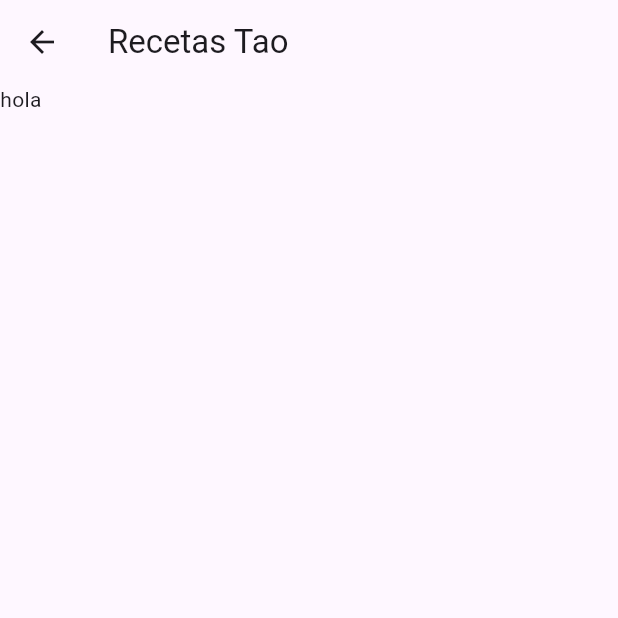
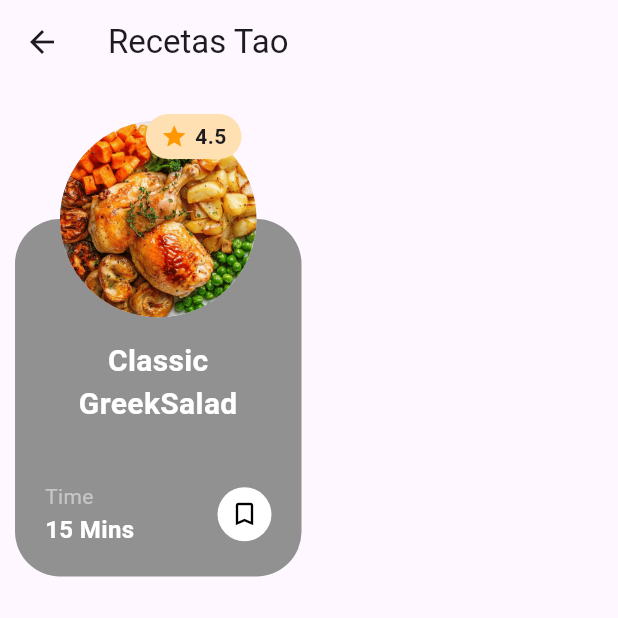
Before and after one commit to Taoista/recetastao, a Flutter app: the screen it shows after launch, after a tap on "Entradas / Aperitivos", on a phone screen of 412 x 824 dp, the top half of it. Run offline on Flutter 3.47's test engine with Material 3 defaults, Android fonts, the phone set to English and light mode, and no system bars; our stand-ins replace go_router.

Commit message:
change data

```diff
--- /dev/null
+++ b/lib/models/card_food.dart
@@ -0,0 +1,119 @@
+import 'package:flutter/material.dart';
+
+class CardFood extends StatelessWidget {
+  const CardFood({super.key});
+
+  @override
+  Widget build(BuildContext context) {
+    return Stack(
+      clipBehavior: Clip.none,
+      children: [
+        // Card
+        Container(
+          margin: const EdgeInsets.only(top: 80),
+          padding:
+              const EdgeInsets.only(top: 80, bottom: 20, left: 20, right: 20),
+          decoration: BoxDecoration(
+            color: const Color.fromARGB(255, 146, 145, 145),
+            borderRadius: BorderRadius.circular(30),
+          ),
+          width: 220,
+          child: Column(
+            mainAxisAlignment:
+                MainAxisAlignment.spaceBetween, // <-- agrega esto
+            crossAxisAlignment: CrossAxisAlignment.start,
+            children: [
+              const Text(
+                "Classic GreekSalad",
+                textAlign: TextAlign.center,
+                style: TextStyle(
+                  color: Colors.white,
+                  fontSize: 20,
+                  fontWeight: FontWeight.bold,
+                ),
+              ),
+              const SizedBox(height: 20),
+
+              // Espacio flexible entre el título y la fila inferior
+              const Spacer(),
+
+              // Fila inferior: Time y Bookmark
+              Row(
+                mainAxisAlignment: MainAxisAlignment.spaceBetween,
+                children: [
+                  const Column(
+                    crossAxisAlignment: CrossAxisAlignment.start,
+                    children: [
+                      Text(
+                        "Time",
+                        style: TextStyle(
+                          color: Color.fromARGB(255, 199, 198, 198),
+                          fontSize: 14,
+                        ),
+                      ),
+                      Text(
+                        "15 Mins",
+                        style: TextStyle(
+                          color: Colors.white,
+                          fontWeight: FontWeight.w600,
+                          fontSize: 16,
+                        ),
+                      ),
+                    ],
+                  ),
+                  Container(
+  padding: const EdgeInsets.all(8), // espacio interno
+  decoration: const BoxDecoration(
+    color: Colors.white,
+    shape: BoxShape.circle,
+  ),
+  child: const Icon(
+    Icons.bookmark_border,
+    color: Colors.black, // puedes cambiar el color si prefieres
+    size: 20,
+  ),
+)
+                ],
+              )
+            ],
+          ),
+        ),
+
+        // Imagen circular que sobresale arriba
+        Positioned(
+          top: 0,
+          left: 30,
+          right: 30,
+          child: CircleAvatar(
+            radius: 80,
+            backgroundImage: AssetImage(
+                'assets/images/foods/food_01.png'), // pon tu imagen aquí
+          ),
+        ),
+
+        // Rating estrella
+        Positioned(
+          top: 10,
+          right: 40,
+          child: Container(
+            padding: const EdgeInsets.symmetric(horizontal: 10, vertical: 5),
+            decoration: BoxDecoration(
+              color: Colors.orange.shade100,
+              borderRadius: BorderRadius.circular(20),
+            ),
+            child: Row(
+              children: const [
+                Icon(Icons.star, size: 18, color: Colors.orange),
+                SizedBox(width: 5),
+                Text(
+                  '4.5',
+                  style: TextStyle(fontWeight: FontWeight.bold),
+                ),
+              ],
+            ),
+          ),
+        ),
+      ],
+    );
+  }
+}
--- /dev/null
+++ b/lib/models/foods.dart
@@ -0,0 +1,57 @@
+class Foods {
+  final int id;
+  final int estado;
+  final int idType;
+  final String name;
+  final double top;
+  final String time;
+  final String img;
+
+  Foods(
+      {required this.id,
+      required this.estado,
+      required this.idType,
+      required this.name,
+      required this.top,
+      required this.time,
+      required this.img
+      });
+
+    factory Foods.fromMap(Map<String, dynamic> map) {
+    return Foods(
+      id: map['id'],
+      estado: map['estado'],
+      idType: map['id_type'],
+      name: map['name'],
+      top: map['top'],
+      time: map['time'],
+      img: map['img'],
+    );
+  }
+
+  Map<String, dynamic> toMap() {
+    return {
+      'id': id,
+      'estado': estado,
+      'id_type': estado,
+      'name': name,
+      'top': top,
+      'time': time,
+      'img': img,
+    };
+  }
+
+}
+
+List<Foods> getFoods() {
+  return foodsFinalista.map((item) => Foods.fromMap(item)).toList();
+}
+
+const List<Map<String, dynamic>> foodsFinalista = [
+  {'id': 1, 'estado': 1 ,'id_type': 1, 'name': 'plato tipo 1', "top": 1.2, "time": "12", "img": "food_01.png"},
+  {'id': 2, 'estado': 1 ,'id_type': 2, 'name': 'plato tipo 2', "top": 1.2, "time": "12", "img": "food_01.png"},
+  {'id': 3, 'estado': 1 ,'id_type': 3, 'name': 'plato tipo 3', "top": 1.2, "time": "12", "img": "food_01.png"},
+  {'id': 4, 'estado': 1 ,'id_type': 4, 'name': 'plato tipo 4', "top": 1.2, "time": "12", "img": "food_01.png"},
+  {'id': 5, 'estado': 1 ,'id_type': 5, 'name': 'plato tipo 5', "top": 1.2, "time": "12", "img": "food_01.png"},
+
+];
--- a/lib/screens/card_food/card_food_screen.dart
+++ b/lib/screens/card_food/card_food_screen.dart
@@ -1,8 +1,10 @@
 import 'package:flutter/material.dart';
+import 'package:recetastao/models/card_food.dart';
+import 'package:recetastao/models/foods.dart';
 
 
 
-class CardFoodScreen extends StatelessWidget {
+class CardFoodScreen extends StatefulWidget {
 
   static const String name = "card_food_screen";
 
@@ -11,14 +13,46 @@ class CardFoodScreen extends StatelessWidget {
   const CardFoodScreen({super.key, required this.idFood});
 
   @override
+  State<CardFoodScreen> createState() => _CardFoodScreenState();
+}
+
+class _CardFoodScreenState extends State<CardFoodScreen> {
+
+  List<Foods> foodsList = getFoods();
+
+  int? idType = 1;
+
+  @override
+  void initState() {
+    // TODO: implement initState
+    super.initState();
+    setState(() {
+      idType = int.tryParse(widget.idFood);
+    });
+  }
+
+  @override
   Widget build(BuildContext context) {
+
+
+
+    List<Foods> filteredFoods = foodsList.where((food) => food.idType == idType).toList();
+
+
     return Scaffold(
         appBar: AppBar(
           title: const Text('Recetas Tao'),
         ),
-        body: Column(
-          children: [Text('hola')],
+        body: Padding(
+        padding: const EdgeInsets.all(10),
+        child: GridView.count(
+          crossAxisCount: 2, // ← dos por fila
+          mainAxisSpacing: 20,
+          crossAxisSpacing: 10,
+          childAspectRatio: 0.6, // Ajusta según el tamaño del Card
+          children: filteredFoods.map((food) => CardFood()).toList(),
         ),
+      ),
         );
   }
 }
--- a/lib/widgets/card_food.dart
+++ b/lib/widgets/card_food.dart
@@ -1,7 +1,8 @@
 import 'package:flutter/material.dart';
 import 'package:go_router/go_router.dart';
 
-class CardFood extends StatelessWidget {
+
+class CardFood extends StatefulWidget {
 
   final int idFood;
   final String img;
@@ -10,10 +11,17 @@ class CardFood extends StatelessWidget {
   const CardFood({super.key, required this.idFood, required this.img, required this.title});
 
   @override
+  State<CardFood> createState() => _CardFoodState();
+}
+
+class _CardFoodState extends State<CardFood> {
+
+
+  @override
   Widget build(BuildContext context) {
     return InkWell(
       onTap: (){
-        context.push("/card_food/$idFood");
+        context.push("/card_food/${widget.idFood}");
       },
       child: Card(
         shape: RoundedRectangleBorder(borderRadius: BorderRadius.circular(20)),
@@ -23,7 +31,7 @@ class CardFood extends StatelessWidget {
           alignment: Alignment.center,
           children: [
             Ink.image(
-              image: AssetImage(img),
+              image: AssetImage(widget.img),
               fit: BoxFit.cover,
               height: 200,
             ),
@@ -33,7 +41,7 @@ class CardFood extends StatelessWidget {
               alignment: Alignment.bottomCenter,
               padding: const EdgeInsets.only(bottom: 10),
               child: Text(
-                title,
+                widget.title,
                  textAlign: TextAlign.center,
                 style: const TextStyle(
                   color: Colors.white,
--- a/pubspec.yaml
+++ b/pubspec.yaml
@@ -61,6 +61,8 @@ flutter:
   # To add assets to your application, add an assets section, like this:
   assets:
     - assets/images/
+    - assets/images/foods/
+    - assets/icons/
   #   - images/a_dot_ham.jpeg
 
   # An image asset can refer to one or more resolution-specific "variants", see
```
Also changed, not shown: assets/images/foods/food_01.png (added).
